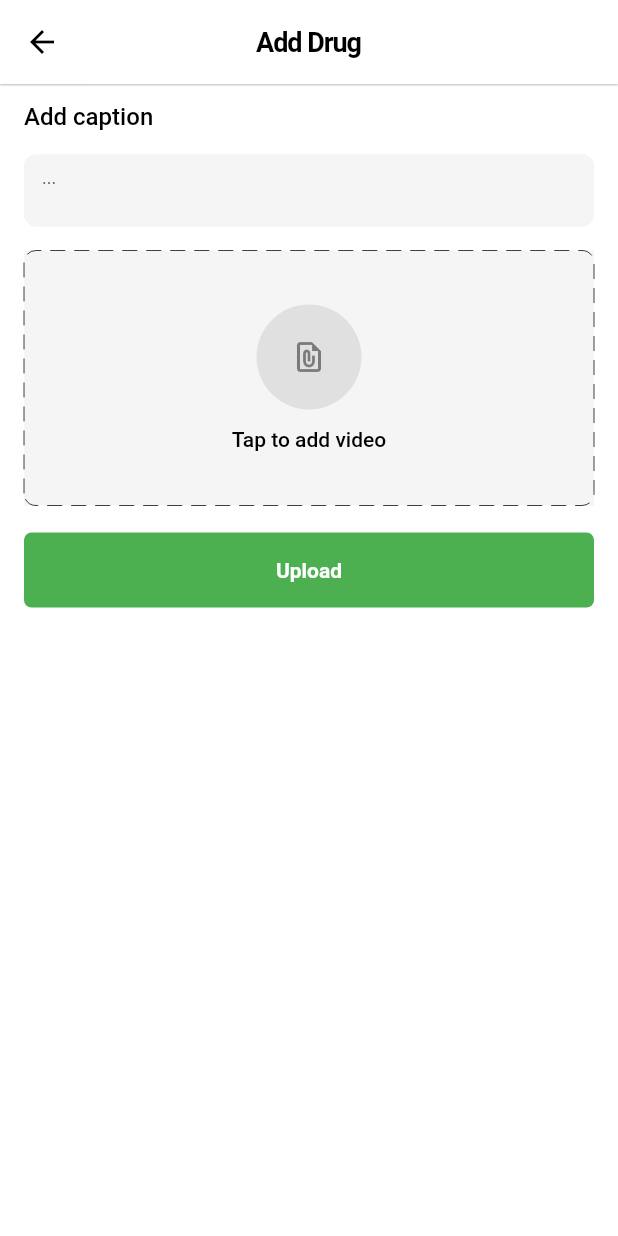
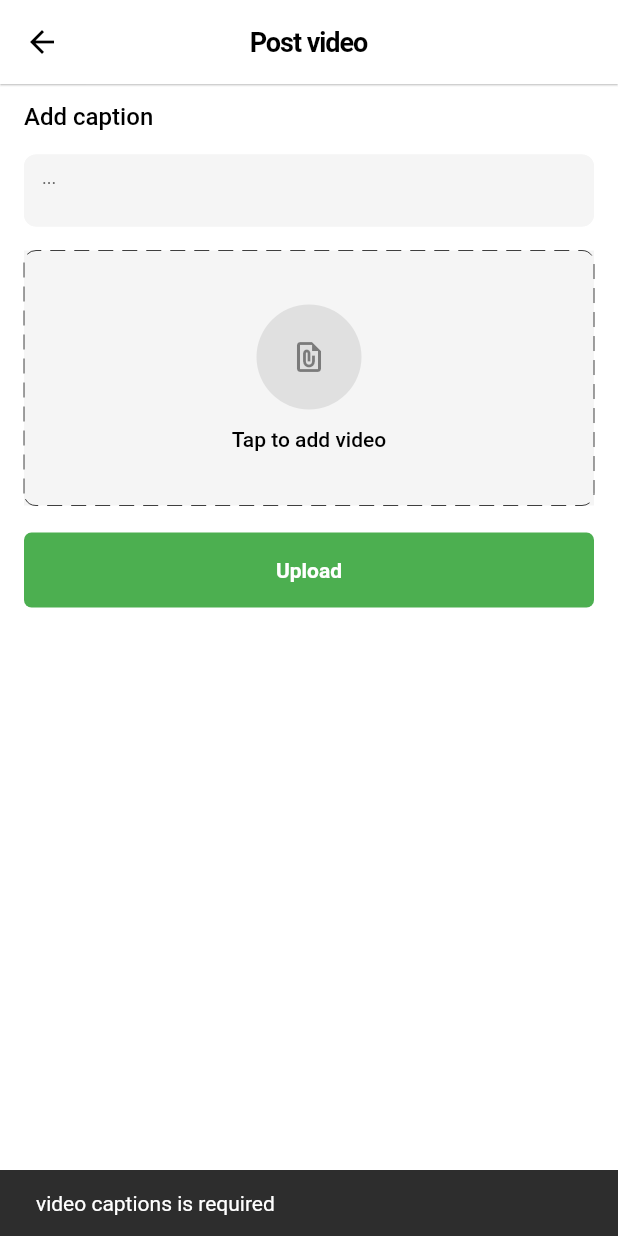
Before and after one commit to Sankwan/GreenGhana-Mobile-App, a Flutter app: the UploadVideoPage screen opened directly, after a tap on "Upload", on a phone screen of 412 x 824 dp. Run offline on Flutter 3.47's test engine with Material 2 defaults, Android fonts, the phone set to English and light mode, and no system bars; drawn by our look-alikes of dotted_border; our stand-ins replace bot_toast, cached_network_image, carousel_slider, cloud_firestore, dio, dropdown_search and 15 more; accounts and stored records are empty; Roboto replaces fonts that are missing (Poppins).

Commit message:
upload post via video success

```diff
--- a/lib/provider/add_post_provider.dart
+++ b/lib/provider/add_post_provider.dart
@@ -4,9 +4,6 @@ import 'package:flutter/cupertino.dart';
 import 'package:image_picker/image_picker.dart';
 
 class AddPostProvider with ChangeNotifier {
-  // File? _selectedPostImage;
-  // File? _selectedPostVideo;
-
   File? _setVideoFile;
   File? get videoFile => _setVideoFile;
 
@@ -15,16 +12,9 @@ class AddPostProvider with ChangeNotifier {
     notifyListeners();
   }
 
-  // File? get selectedPostImage => _selectedPostImage;
-  // File? get selectedPostVideo => _selectedPostVideo;
+  void clearImage(){
+    _setVideoFile = null;
+    notifyListeners();
+  }
 
-  // void setPostImage(XFile file) {
-  //   _selectedPostImage = File(file.path);
-  //   notifyListeners();
-  // }
-
-  // void setPostVideo(XFile file) {
-  //   _selectedPostVideo = File(file.path);
-  //   notifyListeners();
-  // }
 }
--- a/lib/provider/userprovider.dart
+++ b/lib/provider/userprovider.dart
@@ -2,7 +2,6 @@ import 'package:flutter/cupertino.dart';
 import 'package:geolocator/geolocator.dart';
 import 'package:instagram_aa/controllers/user_controller.dart';
 import 'package:instagram_aa/models/usermodel.dart';
-import 'package:instagram_aa/services/firebase_service.dart';
 import 'package:instagram_aa/utils/app_utils.dart';
 
 class UserProvider with ChangeNotifier{
--- a/lib/utils/tablist.dart
+++ b/lib/utils/tablist.dart
@@ -1,5 +1,5 @@
 import 'package:flutter/material.dart';
-import 'package:instagram_aa/views/screens/add_post_page.dart';
+import 'package:instagram_aa/views/screens/add_image_post_page.dart';
 import 'package:instagram_aa/views/screens/graph.dart';
 import 'package:instagram_aa/views/screens/homepage.dart';
 import 'package:instagram_aa/views/screens/map_page.dart';
--- a/lib/views/screens/upload_video_page.dart
+++ b/lib/views/screens/upload_video_page.dart
@@ -1,20 +1,20 @@
-// ignore_for_file: use_build_context_synchronously
-
+// ignore_for_file: use_build_context_synchronously, library_prefixes
 import 'package:flutter/material.dart';
-import 'package:flutter/src/widgets/container.dart';
-import 'package:flutter/src/widgets/framework.dart';
 import 'package:image_picker/image_picker.dart';
+import 'package:instagram_aa/models/posts_model.dart';
 import 'package:instagram_aa/provider/add_post_provider.dart';
 import 'package:instagram_aa/utils/custombutton.dart';
+import 'package:instagram_aa/utils/progressloader.dart';
 import 'package:instagram_aa/utils/showsnackbar.dart';
 import 'package:instagram_aa/views/widgets/form_input_builder.dart';
-import 'package:logger/logger.dart';
 import 'package:provider/provider.dart';
 import 'package:video_player/video_player.dart';
 
+import '../../controllers/post_controller.dart';
+import '../../provider/userprovider.dart';
 import '../../utils/custom_theme.dart';
-import '../widgets/custominputfield.dart';
 import '../widgets/dottedContainer.dart';
+import 'package:path/path.dart' as Path;
 
 class UploadVideoPage extends StatefulWidget {
   const UploadVideoPage({super.key});
@@ -28,6 +28,21 @@ class _UploadVideoPageState extends State<UploadVideoPage> {
 
   VideoPlayerController? _videoPlayerController;
 
+  late TextEditingController captionController;
+  PostControllerImplement controller = PostControllerImplement();
+
+  @override
+  void initState() {
+    captionController = TextEditingController();
+    super.initState();
+  }
+
+  @override
+  void dispose() {
+    captionController.dispose();
+    super.dispose();
+  }
+
   @override
   Widget build(BuildContext context) {
     AddPostProvider pro = context.read<AddPostProvider>();
@@ -37,7 +52,7 @@ class _UploadVideoPageState extends State<UploadVideoPage> {
         iconTheme: const IconThemeData(color: Colors.black),
         backgroundColor: Theme.of(context).backgroundColor,
         elevation: .5,
-        title: const Text("Add Drug", style: TextStyle(color: Colors.black)),
+        title: const Text("Post video", style: TextStyle(color: Colors.black)),
         centerTitle: true,
       ),
       body: ListView(
@@ -58,6 +73,7 @@ class _UploadVideoPageState extends State<UploadVideoPage> {
           FormInputBuilder(
             hintText: '...',
             maxlines: 2,
+            controller: captionController,
           ),
           const SizedBox(
             height: 16,
@@ -66,14 +82,16 @@ class _UploadVideoPageState extends State<UploadVideoPage> {
             childwidget: GestureDetector(
               onTap: () => pickImage(context),
               child: Center(
-                  child: Column(
+                child: pro.videoFile == null
+                    ? Column(
                         mainAxisAlignment: MainAxisAlignment.center,
                         children: [
                           Container(
                             height: 70,
                             width: 70,
                             decoration: BoxDecoration(
-                        shape: BoxShape.circle, color: Colors.grey.shade300),
+                                shape: BoxShape.circle,
+                                color: Colors.grey.shade300),
                             child: const Center(
                               child: Icon(
                                 Icons.file_present_outlined,
@@ -92,24 +110,45 @@ class _UploadVideoPageState extends State<UploadVideoPage> {
                                 color: Theme.of(context).colorScheme.primary),
                           )
                         ],
-              )),
+                      )
+                    : Column(
+                        mainAxisAlignment: MainAxisAlignment.center,
+                        children: [
+                          Container(
+                            height: 70,
+                            width: 70,
+                            decoration: const BoxDecoration(
+                                shape: BoxShape.circle, color: Colors.white),
+                            child: const Center(
+                              child: Icon(
+                                Icons.video_file_rounded,
+                                size: 35,
+                                color: Colors.blueGrey,
+                              ),
+                            ),
+                          ),
+                          const SizedBox(
+                            height: 12,
+                          ),
+                          Padding(
+                            padding: const EdgeInsets.symmetric(horizontal: 16),
+                            child: Text(
+                              Path.basename(pro.videoFile!.path),
+                              textAlign: TextAlign.center,
+                              style: subtitlestlye.copyWith(
+                                  fontSize: 14,
+                                  color: Theme.of(context).colorScheme.primary),
+                            ),
+                          )
+                        ],
+                      ),
+              ),
             ),
           ),
           const SizedBox(
             height: 18,
           ),
-          CustomButton(onpress: () {}, label: 'Upload'),
-          const SizedBox(
-            height: 16,
-          ),
-          pro.videoFile != null
-              ? _videoPlayerController!.value.isInitialized
-                  ? AspectRatio(
-                      aspectRatio: _videoPlayerController!.value.aspectRatio,
-                      child: VideoPlayer(_videoPlayerController!),
-                    )
-                  : Container()
-              : Container()
+          CustomButton(onpress: () => uploadVideoPost(), label: 'Upload'),
         ],
       ),
     );
@@ -119,19 +158,60 @@ class _UploadVideoPageState extends State<UploadVideoPage> {
     AddPostProvider pro = context.read<AddPostProvider>();
     final pickedFile = await picker.pickVideo(source: ImageSource.gallery);
     if (pickedFile != null) {
+      setState(() {
         pro.setVideoFile(pickedFile);
-
-      _videoPlayerController = VideoPlayerController.file(pro.videoFile!)
-        ..initialize().then((_) {
-          setState(() {});
-          _videoPlayerController?.play();
       });
-      // if (tag == 'front') {
-      //   av.setimageOfNationlIDFront(pickedFile);
-      // } else if (tag == 'back') {
-      //   av.setimageOfNationalIdBack(pickedFile);
+      // _videoPlayerController = VideoPlayerController.file(pro.videoFile!)
+      //   ..initialize().then((_) {
+      //     setState(() {});
+      //     _videoPlayerController?.play();
+      //   });
     } else {
       showSnackBar(context, 'No image selected');
     }
   }
+
+  void uploadVideoPost() async {
+    final p = context.read<UserProvider>();
+    AddPostProvider pro = context.read<AddPostProvider>();
+
+    if (captionController.text.isEmpty) {
+      return showSnackBar(context, 'video captions is required');
     }
+
+    showProgressLoader();
+    String? videoUrl = await controller
+        .getDownloadUrl(
+      pro.videoFile!,
+      "posts/${Path.basename(pro.videoFile!.path)}",
+    )
+        .then((value) {
+      _videoPlayerController?.dispose();
+    });
+
+    bool isPosted = await controller.addPost(
+        post: PostsModel(
+      userName: p.usermodel?.userName,
+      videoUrl: videoUrl,
+      imageUrl: [],
+      likes: [],
+      userAvatar: p.usermodel?.avatar ?? p.usermodel?.userName,
+      caption: captionController.text.toString(),
+      datePublished: DateTime.now().toString(),
+      longitude: p.longitude,
+      latitude: p.latitude,
+    ));
+
+    if (isPosted) {
+      cancelProgressLoader();
+      showSnackBar(context, 'Post submitted');
+      captionController.clear();
+      setState(() {
+        pro.clearImage();
+      });
+    } else {
+      cancelProgressLoader();
+      showSnackBar(context, 'Error something went wrong');
+    }
+  }
+}
```
Also changed, not shown: lib/views/screens/add_image_post_page.dart (renamed from lib/views/screens/add_post_page.dart, +5 -9 lines). Lines whose indentation alone changed are shown as unchanged.
